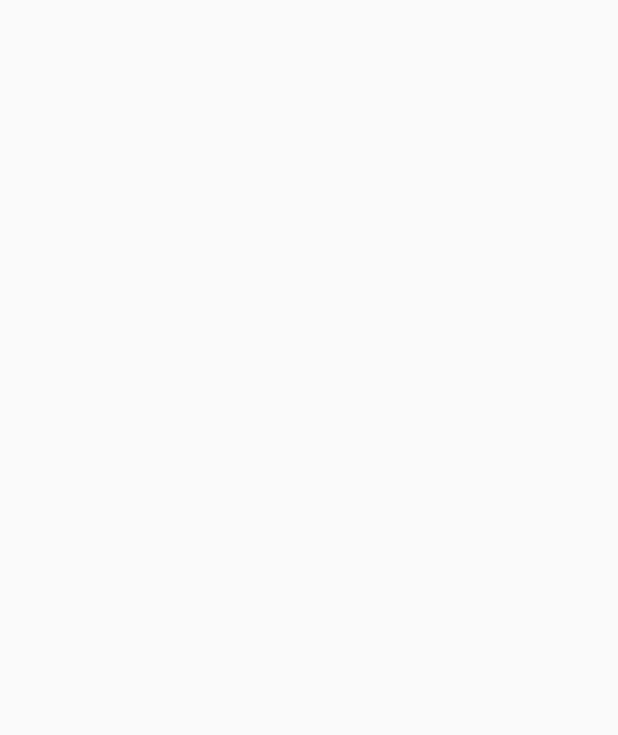
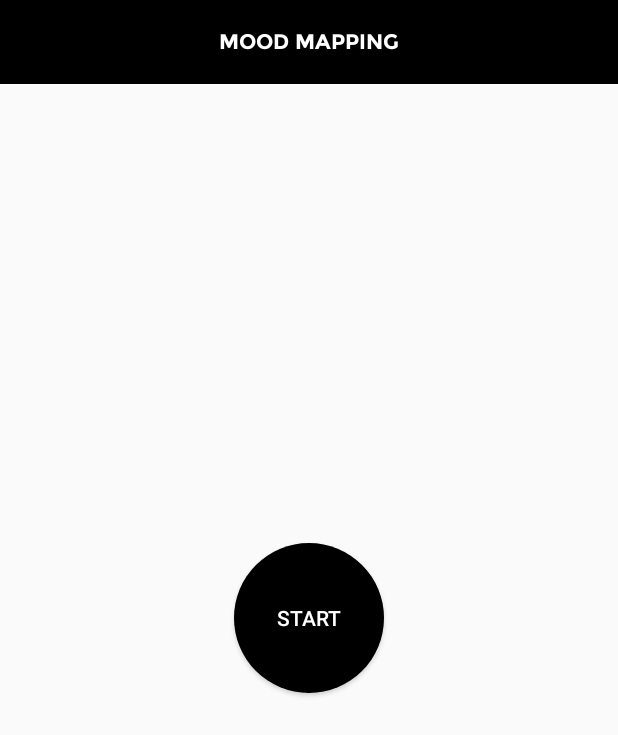
Before and after one commit to PoojashreeHR/MusicEscapeRepo, an Android app: the screen it shows after launch (MoodMappingActivity), on a phone screen of 412 x 824 dp. Before the commit the part shown is empty. Shown: the top 735 px of the screen. Run offline under Robolectric (Android 15) with nearby library versions, the phone set to English and light mode, and no system bars.

Commit message:
Bringing UI

```diff
--- a/app/src/main/java/com/agiliztech/musicescape/activity/MoodMappingActivity.java
+++ b/app/src/main/java/com/agiliztech/musicescape/activity/MoodMappingActivity.java
@@ -2,14 +2,36 @@ package com.agiliztech.musicescape.activity;
 
 import android.support.v7.app.AppCompatActivity;
 import android.os.Bundle;
+import android.view.View;
+import android.widget.Button;
 
 import com.agiliztech.musicescape.R;
 
 public class MoodMappingActivity extends AppCompatActivity {
 
+   // Button musicButton;
+    private boolean isPlaying = false;
     @Override
     protected void onCreate(Bundle savedInstanceState) {
         super.onCreate(savedInstanceState);
         setContentView(R.layout.activity_mood_mapping);
+
+        final Button testButton = (Button) findViewById(R.id.button);
+        testButton.setText("Start");
+        testButton.setOnClickListener(new View.OnClickListener() {
+
+            @Override
+            public void onClick(View v) {
+                if (!isPlaying) {
+                    //  mPlayer.start();
+                    testButton.setText("Pause");
+                    isPlaying = true;
+                } else {
+                    // mPlayer.stop();
+                    testButton.setText("Start");
+                    isPlaying = false;
+                }
+            }
+        });
     }
 }
--- /dev/null
+++ b/app/src/main/res/drawable/roundshape.xml
@@ -0,0 +1,14 @@
+<?xml version="1.0" encoding="utf-8"?>
+<shape xmlns:android="http://schemas.android.com/apk/res/android"
+    android:shape="oval">
+
+    <corners android:radius="40dp"/> // if you want clear round shape then make radius size is half of your  button`s height.
+    <solid android:color="@color/colorAccent"/> // Button Colour
+    <padding
+        android:bottom="5dp"
+        android:left="10dp"
+        android:right="10dp"
+        android:top="5dp"/>
+
+
+</shape>
--- a/app/src/main/res/layout/activity_mood_mapping.xml
+++ b/app/src/main/res/layout/activity_mood_mapping.xml
@@ -3,6 +3,49 @@
     xmlns:tools="http://schemas.android.com/tools"
     android:layout_width="match_parent"
     android:layout_height="match_parent"
+    xmlns:app="http://schemas.android.com/apk/res-auto"
     tools:context="com.agiliztech.musicescape.activity.MoodMappingActivity">
 
+    <android.support.v7.widget.Toolbar
+        android:id="@+id/toolbar_top"
+        android:layout_height="wrap_content"
+        android:layout_width="match_parent"
+        android:minHeight="?attr/actionBarSize"
+        android:background="#000000">
+
+
+        <TextView
+            android:layout_width="wrap_content"
+            android:layout_height="wrap_content"
+            android:text="MOOD MAPPING"
+            android:layout_gravity="center"
+            android:textColor="#ffffff"
+            android:fontFamily=""
+            android:id="@+id/toolbar_title"
+            />
+
+
+
+    </android.support.v7.widget.Toolbar>
+
+    <Button
+        android:layout_width="100dp"
+        android:layout_height="100dp"
+        android:text="Start"
+        android:background="@drawable/roundshape"
+        android:id="@+id/button"
+        android:textColor="@color/colorWhite"
+        android:layout_centerVertical="true"
+        android:layout_centerHorizontal="true"
+        android:onClick="PAUSE"
+        android:clickable="true"/>
+
+    <!--<Button
+        android:layout_width="220dp"
+        android:layout_height=""
+        android:background="@drawable/roundshape"
+        android:text="PLAY"
+        android:id="@+id/btn_scan_qr"
+        android:textSize="15dp"
+        />-->
 </RelativeLayout>
--- a/app/src/main/res/values/colors.xml
+++ b/app/src/main/res/values/colors.xml
@@ -3,4 +3,6 @@
     <color name="colorPrimary">#000000</color>
     <color name="colorPrimaryDark">#000000</color>
     <color name="colorAccent">#000000</color>
+
+    <color name="colorWhite">#ffff</color>
 </resources>
```
